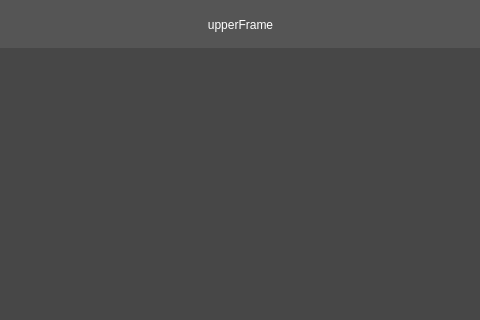
Above: res/ui/sandboxwindow.ui from kaizxr/cafl before the change; both pictures show x 360 to 840 and y 0 to 320 of the 1200 by 800 pixel window. Below: the same form after it.
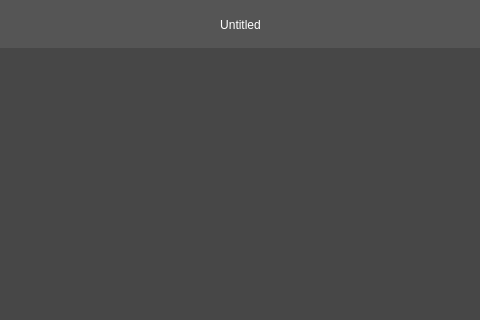
That is the form after the change.

```diff
--- a/res/ui/sandboxwindow.ui
+++ b/res/ui/sandboxwindow.ui
@@ -119,7 +119,7 @@
              </size>
             </property>
             <property name="text">
-             <string>upperFrame</string>
+             <string>Untitled</string>
             </property>
             <property name="alignment">
              <set>Qt::AlignCenter</set>
```
Left out of the diff: 2 changed lines with no effect on the pictures.
